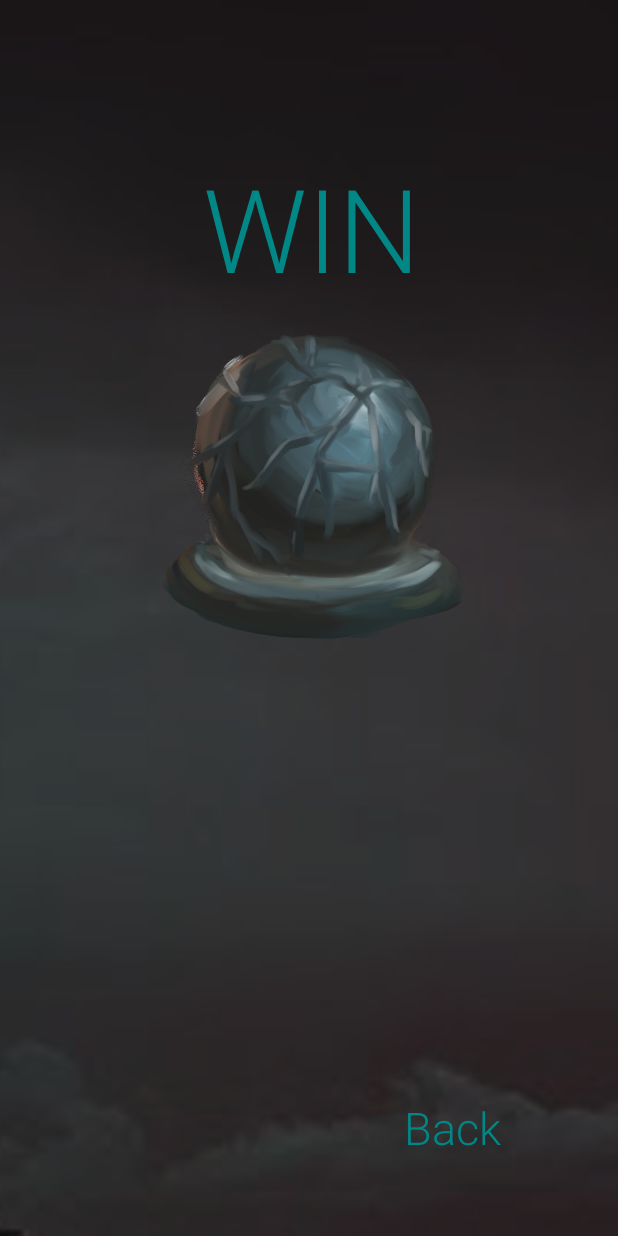
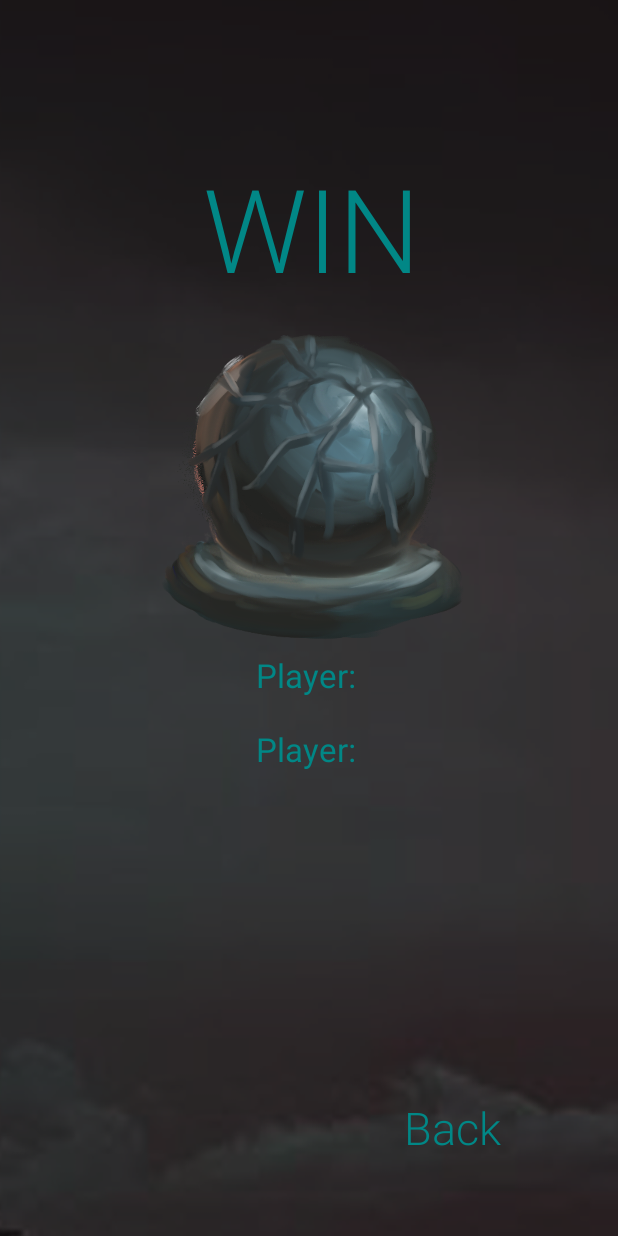
Before and after one commit to MJumbrella/HitBall-App, an Android app: the ResultActivity screen opened directly, with no data from a screen before it, on a phone screen of 412 x 824 dp. Run offline under Robolectric (Android 15) with nearby library versions, the light colour scheme and no system bars.

Commit message:
change result page

```diff
--- a/app/src/main/java/com/example/hitball/ResultActivity.java
+++ b/app/src/main/java/com/example/hitball/ResultActivity.java
@@ -23,8 +23,9 @@ public class ResultActivity extends AppCompatActivity {
         }
         TextView win1 = (TextView) findViewById(R.id.winner1);//find the winner display window
         TextView win2 = (TextView) findViewById(R.id.winner2);
-        win1.setText(w1);//display the winners!
-        win2.setText(w2);
+        String team = "Player: "; // initialize the hp string
+        win1.setText(team + w1);//display the winners!
+        win2.setText(team + w2);
     }
 
     public void onBackClick(View view) {
```
